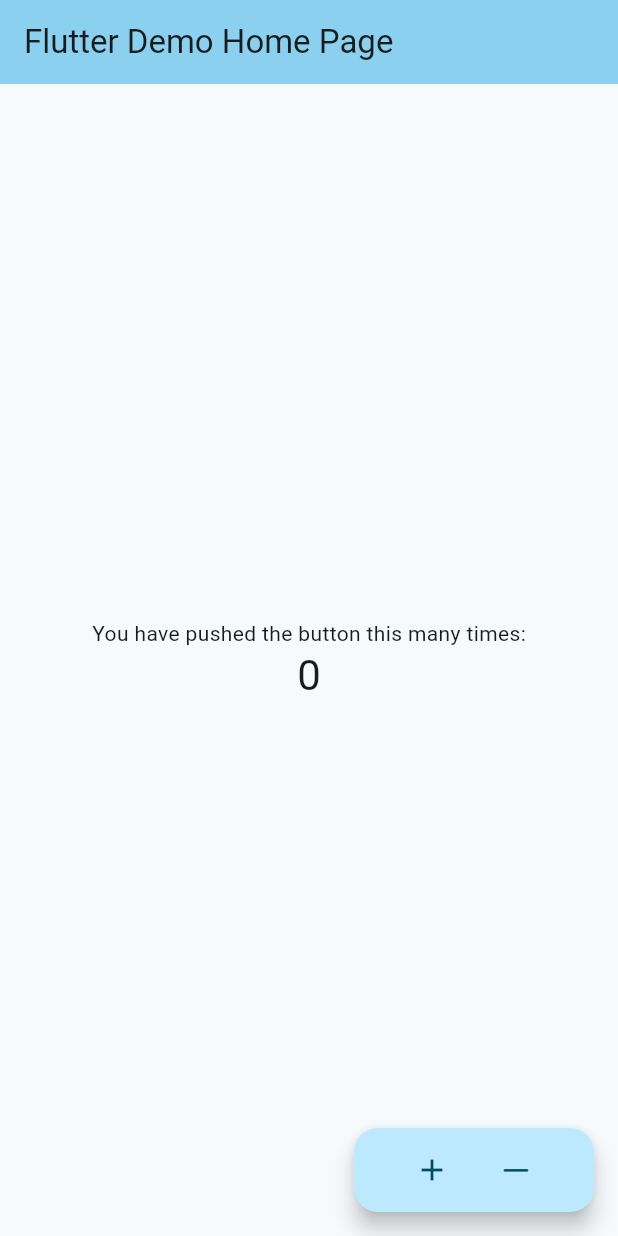
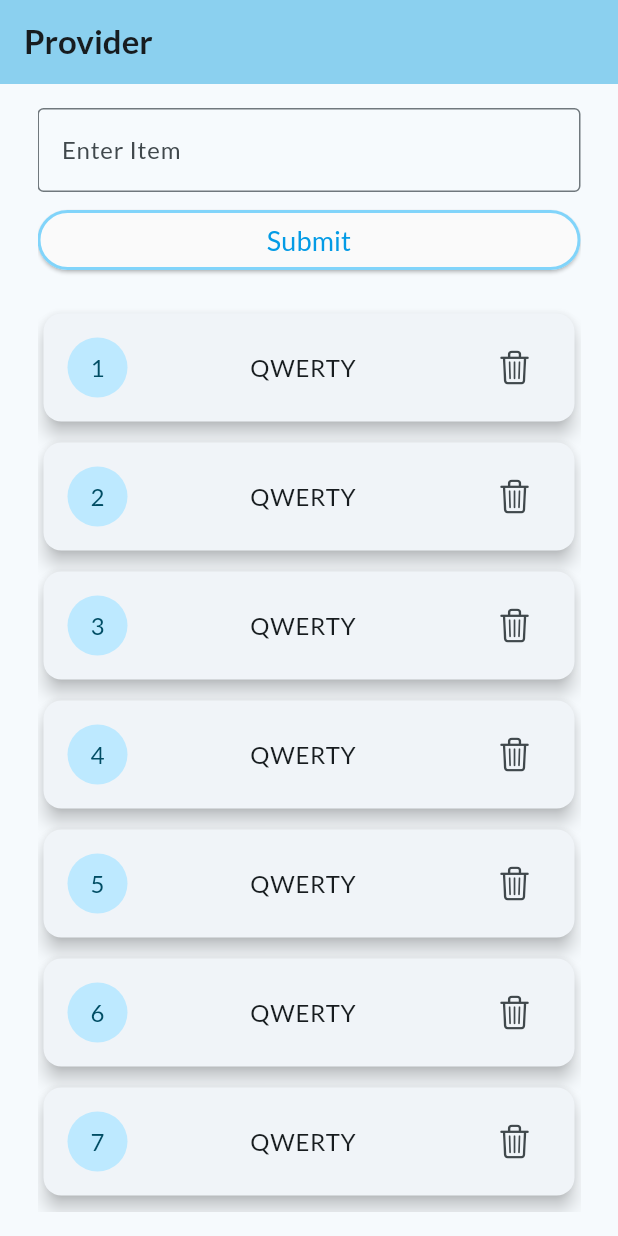
Before and after one commit to deepak-kumar-iphtech/flutter_provider, a Flutter app: the screen it shows after launch, on a phone screen of 412 x 824 dp. Run offline on Flutter 3.47's test engine with Material 3 defaults, Android fonts, the phone set to English and light mode, and no system bars; our stand-ins replace google_fonts.

Commit message:
provider ui completed

```diff
--- a/lib/main.dart
+++ b/lib/main.dart
@@ -1,5 +1,10 @@
-import 'package:flutter/cupertino.dart';
 import 'package:flutter/material.dart';
+import 'package:flutter_application/mainscreens/home.dart';
+import 'package:flutter_application/pages/first.dart';
+import 'package:flutter_application/pages/list_provider.dart';
+import 'package:flutter_application/pages/practice.dart';
+import 'package:provider/provider.dart';
+import 'package:google_fonts/google_fonts.dart';
 
 void main() {
   runApp(const MyApp());
@@ -10,81 +15,24 @@ class MyApp extends StatelessWidget {
 
   @override
   Widget build(BuildContext context) {
-    return MaterialApp(
-      title: 'Flutter Demo',
-      theme: ThemeData(
-        colorScheme: ColorScheme.fromSeed(seedColor: Colors.blueGrey),
-        useMaterial3: true,
-      ),
-      home: const MyHomePage(title: 'Flutter Demo Home Page'),
+    return MultiProvider(
+      providers: [
+        ChangeNotifierProvider(create: (context) => NumberList()),
+        ChangeNotifierProvider(create: (context) => NumberList2()),
+      ],
+      child: MaterialApp(
+          title: 'Flutter Demo',
+          theme: ThemeData(
+            colorScheme: ColorScheme.fromSeed(seedColor: Colors.blueGrey),
+            fontFamily: GoogleFonts.lato().fontFamily,
+            //useMaterial3: true,
+          ),
+          home: Home()
+          //const Practice(),
+          //     const MyHomePage(
+          //   title: "Practice Home Page",
+          // ),
+          ),
     );
   }
 }
-
-class MyHomePage extends StatefulWidget {
-  const MyHomePage({super.key, required this.title});
-
-  final String title;
-
-  @override
-  State<MyHomePage> createState() => _MyHomePageState();
-}
-
-class _MyHomePageState extends State<MyHomePage> {
-  int _counter = 0;
-
-  void _incrementCounter() {
-    setState(() {
-      _counter++;
-    });
-  }
-
-  void _decrementCounter() {
-    setState(() {
-      _counter--;
-    });
-  }
-
-  @override
-  Widget build(BuildContext context) {
-    print('Build');
-    return Scaffold(
-      appBar: AppBar(
-        backgroundColor: Theme.of(context).colorScheme.inversePrimary,
-        title: Text(widget.title),
-      ),
-      body: Center(
-        child: Column(
-          mainAxisAlignment: MainAxisAlignment.center,
-          children: <Widget>[
-            const Text(
-              'You have pushed the button this many times:',
-            ),
-            Text(
-              '$_counter',
-              style: Theme.of(context).textTheme.headlineMedium,
-            ),
-          ],
-        ),
-      ),
-      floatingActionButton: FloatingActionButton.extended(
-        onPressed: _incrementCounter,
-        tooltip: 'Increment',
-        label: ButtonBar(
-          children: [
-            IconButton(
-                onPressed: () {
-                  _incrementCounter();
-                },
-                icon: const Icon(Icons.add)),
-            IconButton(
-                onPressed: () {
-                  _decrementCounter();
-                },
-                icon: const Icon(CupertinoIcons.minus)),
-          ],
-        ),
-      ),
-    );
-  }
-}
--- /dev/null
+++ b/lib/mainscreens/home.dart
@@ -0,0 +1,80 @@
+import 'package:flutter/cupertino.dart';
+import 'package:flutter/material.dart';
+
+class Home extends StatefulWidget {
+  const Home({super.key});
+
+  @override
+  State<Home> createState() => _HomeState();
+}
+
+class _HomeState extends State<Home> {
+  @override
+  Widget build(BuildContext context) {
+    return Scaffold(
+      appBar: AppBar(
+        backgroundColor: Theme.of(context).colorScheme.inversePrimary,
+        title: const Text(
+          'Provider',
+          style: TextStyle(fontWeight: FontWeight.bold),
+        ),
+      ),
+      body: Padding(
+        padding: const EdgeInsets.symmetric(horizontal: 25.0, vertical: 16.0),
+        child: Column(
+          children: [
+            SizedBox(
+              height: 130,
+              child: ListView(
+                children: [
+                  const TextField(
+                    decoration: InputDecoration(
+                        border: OutlineInputBorder(), labelText: 'Enter Item'),
+                  ),
+                  const SizedBox(height: 8.0),
+                  ElevatedButton(
+                      style: ElevatedButton.styleFrom(
+                          foregroundColor: Colors.lightBlue.shade600,
+                          backgroundColor: Colors.grey.shade50,
+                          side: BorderSide(
+                              width: 2.0, color: Colors.lightBlue.shade200)),
+                      onPressed: () {},
+                      child: const Text(
+                        'Submit',
+                        style: TextStyle(fontSize: 18),
+                      )),
+                  const SizedBox(height: 12.0),
+                  const Center(
+                      child: Text(
+                    'ITEMS LIST',
+                    style: TextStyle(fontSize: 20, fontWeight: FontWeight.bold),
+                  )),
+                ],
+              ),
+            ),
+            Expanded(
+              child: ListView.builder(
+                  itemCount: 10,
+                  itemBuilder: (context, index) {
+                    return Padding(
+                      padding: const EdgeInsets.symmetric(vertical: 3.0),
+                      child: Card(
+                          elevation: 5.0,
+                          child: ListTile(
+                            contentPadding: const EdgeInsets.symmetric(
+                                vertical: 8.0, horizontal: 16.0),
+                            leading: CircleAvatar(child: Text('${index + 1}')),
+                            title: const Center(child: Text('QWERTY')),
+                            trailing: IconButton(
+                                onPressed: () {},
+                                icon: const Icon(CupertinoIcons.delete)),
+                          )),
+                    );
+                  }),
+            )
+          ],
+        ),
+      ),
+    );
+  }
+}
--- /dev/null
+++ b/lib/mainscreens/item_provider.dart
@@ -0,0 +1,12 @@
+import 'dart:collection';
+
+import 'package:flutter/material.dart';
+
+class ItemProvider extends ChangeNotifier {
+  List<String> items = [];
+  void addInList() {
+    String item = items.last;
+    items.add(item);
+    notifyListeners();
+  }
+}
--- a/pubspec.yaml
+++ b/pubspec.yaml
@@ -35,6 +35,8 @@ dependencies:
   # The following adds the Cupertino Icons font to your application.
   # Use with the CupertinoIcons class for iOS style icons.
   cupertino_icons: ^1.0.6
+  provider: ^6.1.2
+  google_fonts: ^6.2.1
 
 dev_dependencies:
   flutter_test:
```
Also changed, not shown: lib/pages/first.dart (added, +61 -0 lines), lib/pages/list_provider.dart (added, +29 -0 lines), lib/pages/practice.dart (added, +65 -0 lines), lib/pages/second.dart (added, +61 -0 lines), 7 other files.
